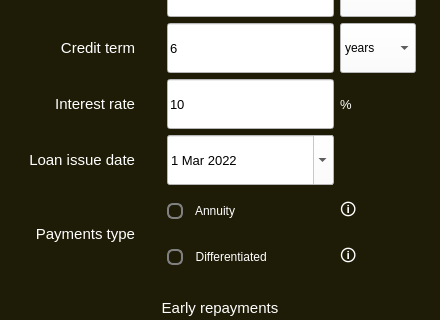
The window that src/s21_smartcalc/s21_credit.ui (kossadda/C7_s21_SmartCalc) describes before a commit, drawn with Qt 5; both pictures show x 0 to 440 and y 118 to 438 of the 440 by 550 pixel window.
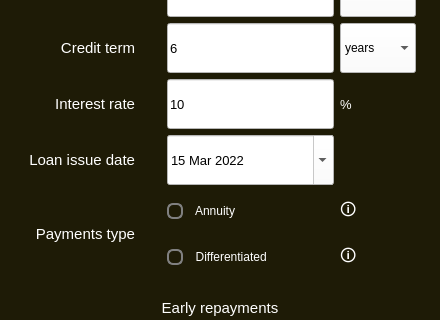
The same window after the commit. Icons and pictures are not drawn.

Patch:
```diff
--- a/src/s21_smartcalc/s21_credit.ui
+++ b/src/s21_smartcalc/s21_credit.ui
@@ -648,12 +648,12 @@
         </property>
         <property name="maximumDateTime">
          <datetime>
-          <hour>4</hour>
+          <hour>13</hour>
           <minute>59</minute>
           <second>59</second>
           <year>9999</year>
           <month>12</month>
-          <day>15</day>
+          <day>14</day>
          </datetime>
         </property>
         <property name="calendarPopup">
@@ -663,7 +663,7 @@
          <date>
           <year>2022</year>
           <month>3</month>
-          <day>1</day>
+          <day>15</day>
          </date>
         </property>
        </widget>
```
